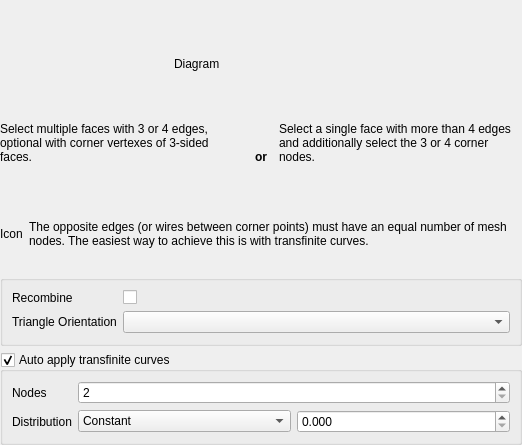
Qt form src/Mod/Fem/Gui/Resources/ui/MeshTransfiniteSurface.ui (tomate44/FreeCAD) before a commit.
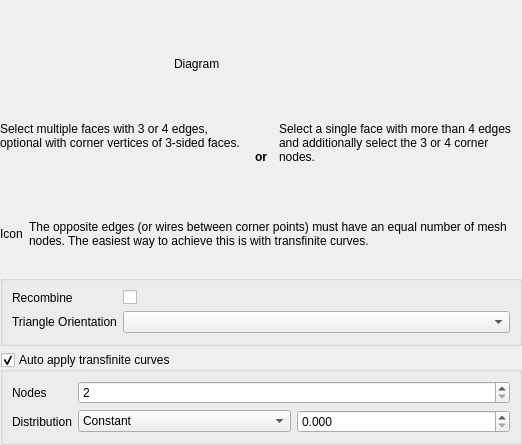
The same form after that commit. Custom widgets are drawn as their Qt base class.

Diff of the .ui file:
```diff
--- a/src/Mod/Fem/Gui/Resources/ui/MeshTransfiniteSurface.ui
+++ b/src/Mod/Fem/Gui/Resources/ui/MeshTransfiniteSurface.ui
@@ -92,7 +92,7 @@
         </sizepolicy>
        </property>
        <property name="text">
-        <string>Select multiple faces with 3 or 4 edges, optional with corner vertexes of 3-sided faces.</string>
+        <string>Select multiple faces with 3 or 4 edges, optional with corner vertices of 3-sided faces.</string>
        </property>
        <property name="alignment">
         <set>Qt::AlignmentFlag::AlignLeading|Qt::AlignmentFlag::AlignLeft|Qt::AlignmentFlag::AlignTop</set>
```
Left out of the diff: 8 changed lines with no effect on the pictures.
